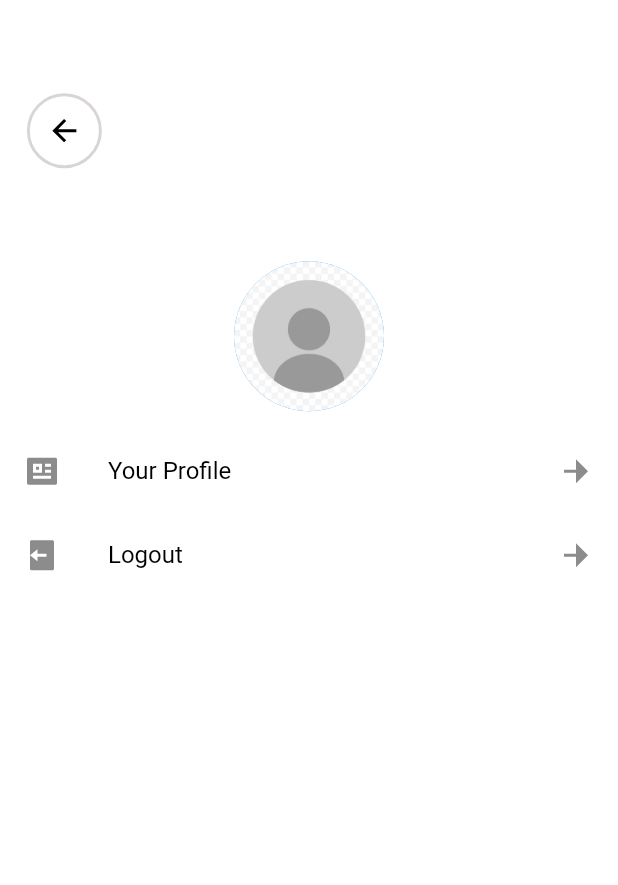
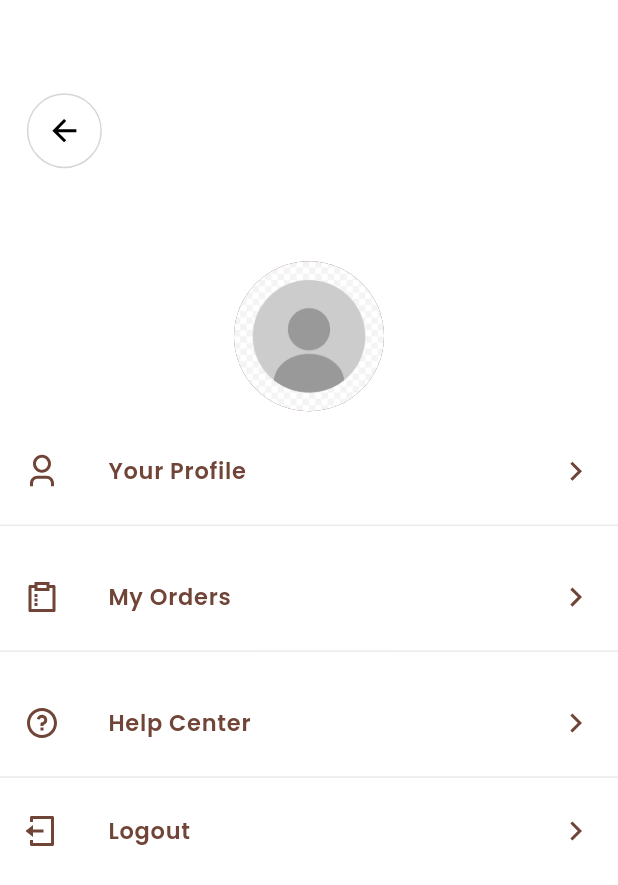
Before and after one commit to minahil57/Virtual-Try-On, a Flutter app: the ProfileScreen screen opened directly, on a phone screen of 412 x 824 dp. Shown: the top 885 px of the screen. Run offline on Flutter 3.47's test engine with Material 2 defaults, Android fonts, the phone set to English and light mode, and no system bars; our stand-ins replace carousel_slider, custom_navigation_bar, dots_indicator, dotted_line, dropdown_textfield, expandable_text and 10 more; missing offline and left inert: model_viewer_plus; accounts and stored records are empty.

Commit message:
Mano done

```diff
--- a/lib/models/cart_model.dart
+++ b/lib/models/cart_model.dart
@@ -7,7 +7,7 @@ class CartItemModel {
   int? quantity;
   String? size;
   String? name;
-  int? price;
+  double? price;
   String? image;
   CartItemModel(
       {this.id,
--- a/lib/screens/profile/profile_screen.dart
+++ b/lib/screens/profile/profile_screen.dart
@@ -1,17 +1,13 @@
 import 'dart:developer';
-
 import 'package:flutter/material.dart';
 import 'package:flutter_remix/flutter_remix.dart';
 import 'package:flutter_screenutil/flutter_screenutil.dart';
 import 'package:get/get.dart';
-import 'package:virtual_try_on/controllers/confirm_email_controller.dart';
 import 'package:virtual_try_on/controllers/profile_controller.dart';
+import 'package:virtual_try_on/core/text_styles.dart';
 import 'package:virtual_try_on/screens/auth_screens/complete_profile_screen.dart';
-import 'package:virtual_try_on/screens/auth_screens/otp_screen.dart';
 import '../../config/supabase.dart';
 import '../../core/colors.dart';
-import '../../core/text_styles.dart';
-import '../../widgets/custom_button.dart';
 import '../auth_screens/login_screen.dart';
 
 class ProfileScreen extends GetView<ProfileController> {
@@ -37,14 +33,14 @@ class ProfileScreen extends GetView<ProfileController> {
                     Get.back();
                   },
                   child: Container(
-                    width: 50, // Set the width and height to make it circular
                     height: 50,
+                    width: 50,
                     decoration: BoxDecoration(
                       shape: BoxShape.circle, // Make it circular
                       border: Border.all(
                         color: AppColors
                             .customLightGrey, // Set the border color to grey
-                        width: 2.0, // Set the border width
+                        //width: .0, // Set the border width
                       ),
                     ),
                     child: const Icon(
@@ -59,29 +55,96 @@ class ProfileScreen extends GetView<ProfileController> {
               ),
               const Center(
                 child: CircleAvatar(
-                  radius: 50, // Adjust the size of the avatar as needed
-                  backgroundColor: Colors.blue,
+                  radius: 50,
+
+                  //backgroundColor: Colors.blue,
                   foregroundColor:
                       Colors.grey, // Background color of the avatar
                   backgroundImage: AssetImage(
-                      'assets/images/avatar.jpg'), // Replace with your image URL
+                    'assets/images/avatar.jpg',
+                  ), // Replace with your image URL
                 ),
               ),
               SizedBox(
                 height: 10.h,
               ),
               ListTile(
-                title: Text('Your Profile'),
-                leading: Icon(FlutterRemix.profile_fill),
-                trailing: Icon(FlutterRemix.arrow_right_fill),
+                title: Text(
+                  'Your Profile',
+                  style:
+                      globalTextStyle(fontSize: 15, color: AppColors.primary),
+                ),
+                leading: const Icon(
+                  FlutterRemix.user_3_line,
+                  color: AppColors.primary,
+                ),
+                trailing: const Icon(
+                  FlutterRemix.arrow_right_s_line,
+                  color: AppColors.primary,
+                ),
                 onTap: () {
-                  Get.to(() => CompleteProfile());
+                  Get.to(() => const CompleteProfile());
                 },
               ),
+              const Divider(),
+              SizedBox(
+                height: 10.h,
+              ),
               ListTile(
-                title: const Text('Logout'),
-                leading: const Icon(FlutterRemix.logout_box_fill),
-                trailing: const Icon(FlutterRemix.arrow_right_fill),
+                title: Text(
+                  'My Orders',
+                  style:
+                      globalTextStyle(fontSize: 15, color: AppColors.primary),
+                ),
+                leading: const Icon(
+                  FlutterRemix.survey_line,
+                  color: AppColors.primary,
+                ),
+                trailing: const Icon(
+                  FlutterRemix.arrow_right_s_line,
+                  color: AppColors.primary,
+                ),
+                onTap: () {
+                  Get.to(() => const CompleteProfile());
+                },
+              ),
+              const Divider(),
+              SizedBox(
+                height: 10.h,
+              ),
+              ListTile(
+                title: Text(
+                  'Help Center',
+                  style:
+                      globalTextStyle(fontSize: 15, color: AppColors.primary),
+                ),
+                leading: const Icon(
+                  FlutterRemix.question_line,
+                  color: AppColors.primary,
+                ),
+                trailing: const Icon(
+                  FlutterRemix.arrow_right_s_line,
+                  color: AppColors.primary,
+                ),
+                onTap: () {
+                  Get.to(() => const CompleteProfile());
+                },
+              ),
+              const Divider(),
+              ListTile(
+                title: Text(
+                  'Logout',
+                  style:
+                      globalTextStyle(fontSize: 15, color: AppColors.primary),
+                ),
+                leading: const Icon(
+                  FlutterRemix.logout_box_line,
+                  color: AppColors.primary,
+                ),
+                trailing: const Icon(
+                  FlutterRemix.arrow_right_s_line,
+                  color: AppColors.primary,
+                ),
                 onTap: () async {
                   try {
                     await supabase.auth.signOut();
```
Also changed, not shown: lib/controllers/cart_controller.dart (+12 -108 lines), lib/controllers/checkout_controller.dart (+8 -0 lines), lib/screens/cart/checkout_screen.dart (+16 -4 lines), lib/screens/cart/components/bottom_buttons.dart (+11 -8 lines).
